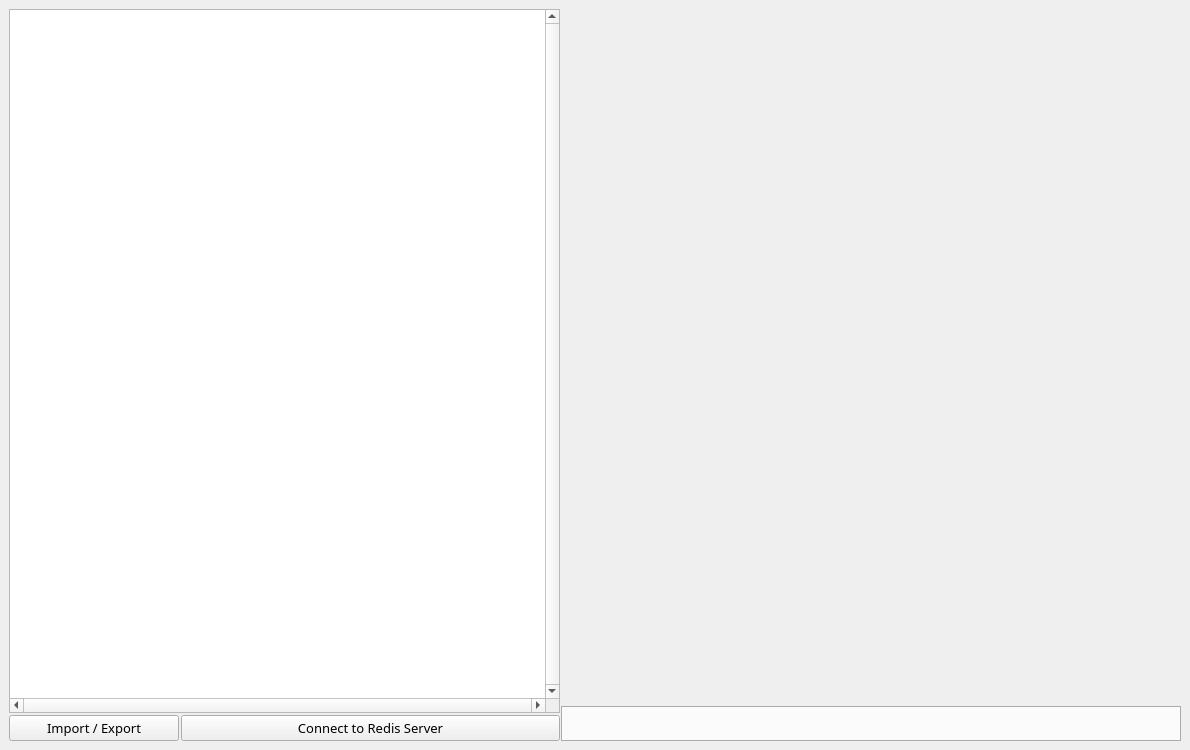
Qt form src/app/forms/main.ui (RedisInsight/RedisDesktopManager) before a commit.
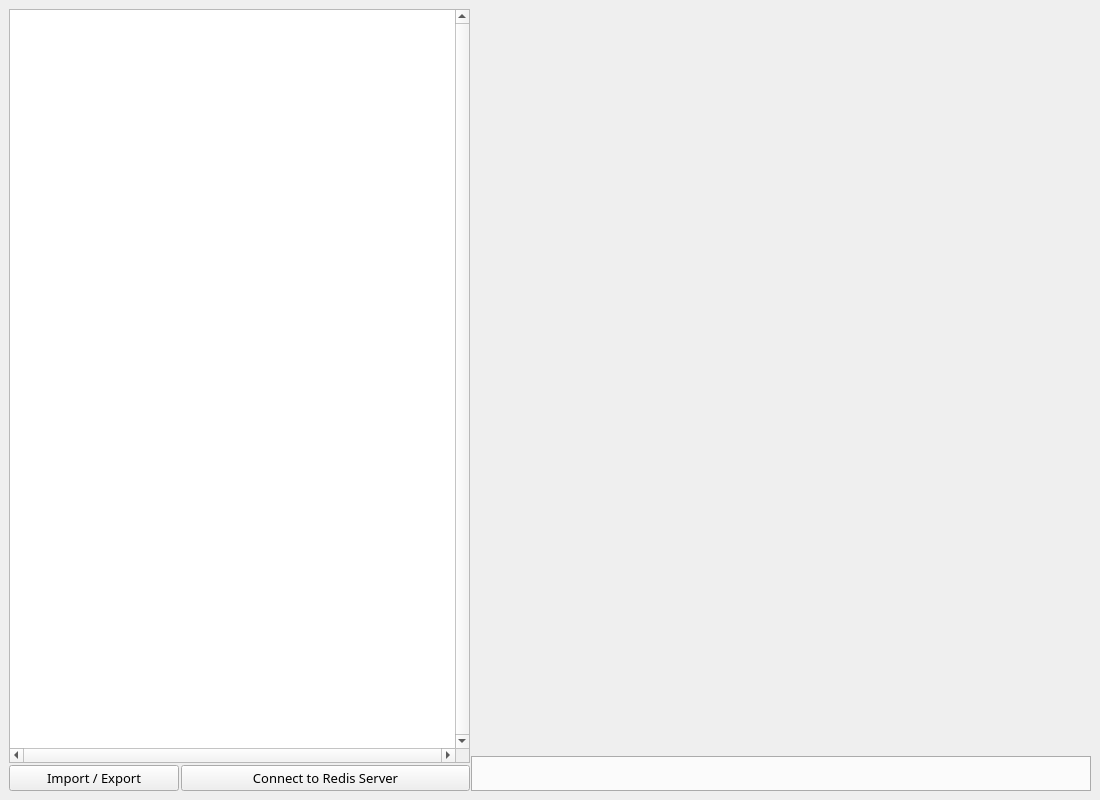
The same form after that commit. Icons and pictures are not drawn. Custom widgets are drawn as their Qt base class.

What changed in the file:
```diff
--- a/src/app/forms/main.ui
+++ b/src/app/forms/main.ui
@@ -7,8 +7,8 @@
    <rect>
     <x>0</x>
     <y>0</y>
-    <width>1190</width>
-    <height>750</height>
+    <width>1100</width>
+    <height>800</height>
    </rect>
   </property>
   <property name="sizePolicy">
```
